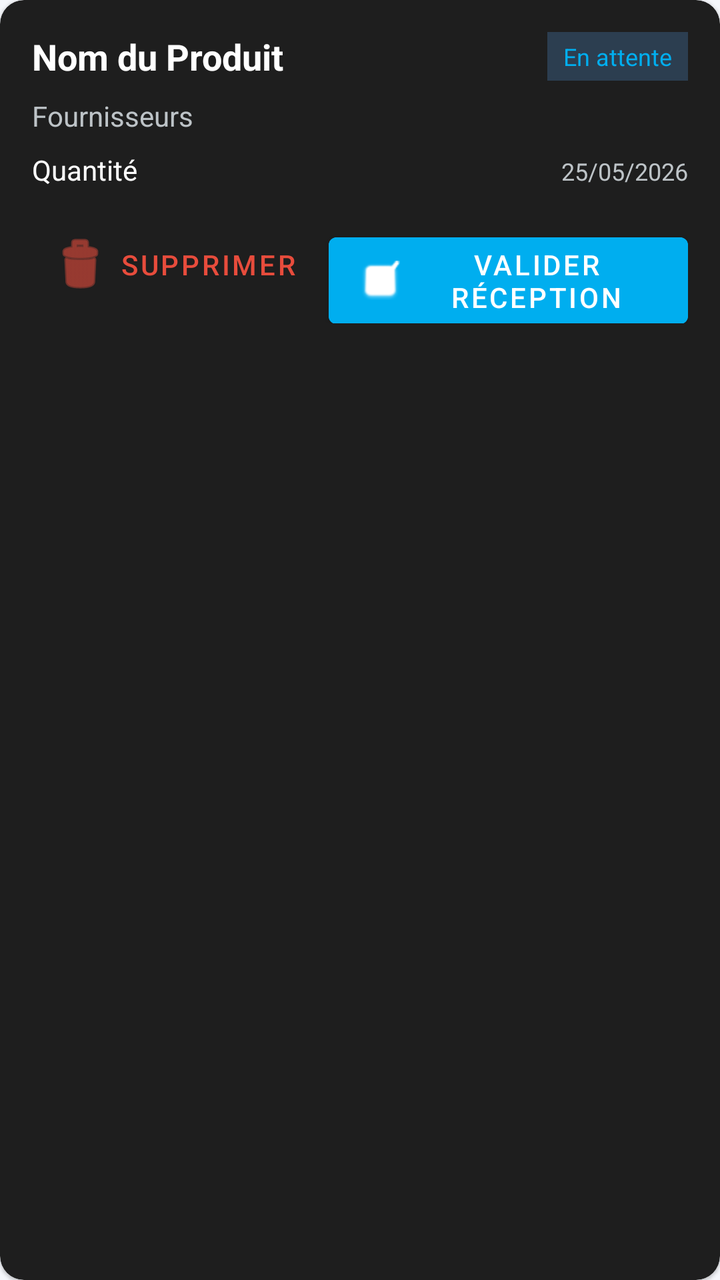
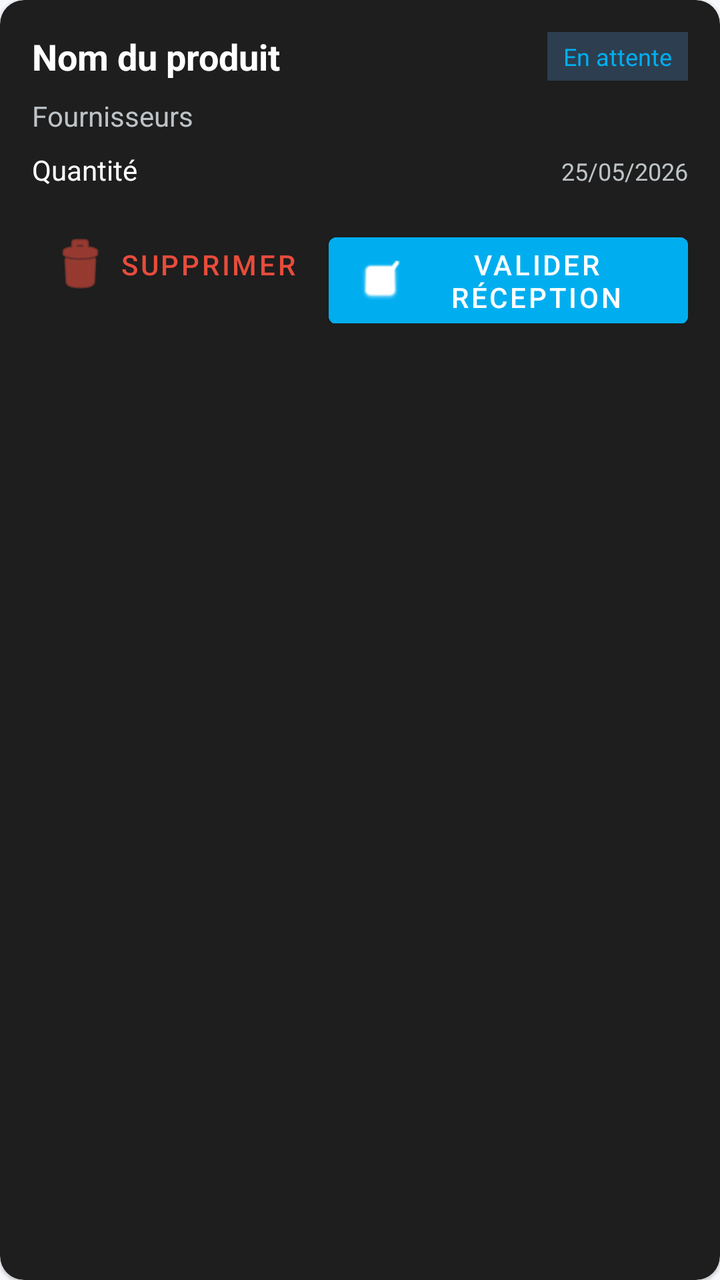

Two renders of the same Android screen: before a commit and after it. Below are the layout's source before the change and the commit's diff.
<!-- AndroidManifest.xml: application theme Theme.StockIT -->
<!-- res/layout/purchase_order_item.xml -->
<?xml version="1.0" encoding="utf-8"?>
<com.google.android.material.card.MaterialCardView xmlns:android="http://schemas.android.com/apk/res/android"
    xmlns:app="http://schemas.android.com/apk/res-auto"
    android:layout_width="match_parent"
    android:layout_height="wrap_content"
    android:layout_margin="8dp"
    app:cardBackgroundColor="#1E1E1E"
    app:cardCornerRadius="12dp">

    <LinearLayout
        android:layout_width="match_parent"
        android:layout_height="wrap_content"
        android:orientation="vertical"
        android:padding="16dp">

        <RelativeLayout
            android:layout_width="match_parent"
            android:layout_height="wrap_content">

            <TextView
                android:id="@+id/orderProductName"
                android:layout_width="wrap_content"
                android:layout_height="wrap_content"
                android:text="Nom du Produit"
                android:textColor="#FFFFFF"
                android:textSize="18sp"
                android:textStyle="bold" />

            <TextView
                android:id="@+id/orderStatus"
                android:layout_width="wrap_content"
                android:layout_height="wrap_content"
                android:layout_alignParentEnd="true"
                android:background="#2C3E50"
                android:paddingStart="8dp"
                android:paddingEnd="8dp"
                android:paddingTop="4dp"
                android:paddingBottom="4dp"
                android:text="@string/purchase_status_pending"
                android:textColor="#00AEEF"
                android:textSize="12sp" />
        </RelativeLayout>

        <TextView
            android:id="@+id/orderSupplier"
            android:layout_width="wrap_content"
            android:layout_height="wrap_content"
            android:layout_marginTop="8dp"
            android:text="@string/nav_fournisseur"
            android:textColor="#BDC3C7" />

        <LinearLayout
            android:layout_width="match_parent"
            android:layout_height="wrap_content"
            android:layout_marginTop="8dp"
            android:orientation="horizontal">

            <TextView
                android:id="@+id/orderQuantity"
                android:layout_width="0dp"
                android:layout_height="wrap_content"
                android:layout_weight="1"
                android:text="@string/art_table_qty"
                android:textColor="#FFFFFF" />

            <TextView
                android:id="@+id/orderDate"
                android:layout_width="wrap_content"
                android:layout_height="wrap_content"
                android:text="25/05/2026"
                android:textColor="#BDC3C7"
                android:textSize="12sp" />
        </LinearLayout>

        <LinearLayout
            android:layout_width="match_parent"
            android:layout_height="wrap_content"
            android:layout_marginTop="12dp"
            android:orientation="horizontal"
            android:gravity="end">

            <com.google.android.material.button.MaterialButton
                android:id="@+id/btnDeleteOrder"
                style="@style/Widget.MaterialComponents.Button.TextButton"
                android:layout_width="wrap_content"
                android:layout_height="wrap_content"
                android:text="@string/purchase_btn_delete"
                android:textColor="#E74C3C"
                app:icon="@android:drawable/ic_menu_delete"
                app:iconTint="#E74C3C" />

            <com.google.android.material.button.MaterialButton
                android:id="@+id/btnValidateOrder"
                android:layout_width="wrap_content"
                android:layout_height="wrap_content"
                android:layout_marginStart="8dp"
                android:text="@string/purchase_btn_receive"
                android:backgroundTint="#00AEEF"
                android:textColor="#FFFFFF"
                app:icon="@android:drawable/checkbox_on_background"
                app:iconTint="#FFFFFF" />
        </LinearLayout>

    </LinearLayout>
</com.google.android.material.card.MaterialCardView>
<!-- resources referenced by this layout -->
<resources>
  <string name="art_table_qty">Quantité</string>
  <string name="nav_fournisseur">Fournisseurs</string>
  <string name="purchase_btn_delete">Supprimer</string>
  <string name="purchase_btn_receive">Valider Réception</string>
  <string name="purchase_status_pending">En attente</string>
  <style name="Theme.StockIT" parent="Theme.MaterialComponents.Light.NoActionBar">
          
          <item name="colorPrimary">@color/vista_blue</item>
          <item name="colorPrimaryDark">@color/vista_navy</item>
          <item name="colorAccent">@color/vista_turquoise</item>
          <item name="colorSecondary">@color/vista_turquoise</item>
          <item name="colorControlHighlight">#220F53FA</item>
  
          
          <item name="android:windowBackground">@color/vista_bg</item>
          <item name="android:colorBackground">@color/vista_bg</item>
          <item name="colorSurface">@color/vista_surface</item>
  
          
          <item name="android:textColor">@color/vista_navy</item>
          <item name="android:textColorPrimary">@color/vista_navy</item>
          <item name="android:textColorSecondary">@color/vista_navy_muted</item>
          <item name="android:textColorHint">@color/vista_navy_faint</item>
  
          
          <item name="android:statusBarColor">@color/vista_blue</item>
  
          
          <item name="android:colorControlActivated">@color/vista_blue</item>
      </style>
  <color name="vista_blue">#0F53FA</color>
  <color name="vista_navy">#0B1F44</color>
  <color name="vista_turquoise">#1DE9B6</color>
  <color name="vista_bg">#F5F7FB</color>
  <color name="vista_surface">#FFFFFF</color>
  <color name="vista_navy_muted">#4A5A78</color>
  <color name="vista_navy_faint">#8A96AC</color>
</resources>

<!-- the commit's change to res/layout/purchase_order_item.xml (unified diff, before → after) -->
@@ -21,7 +21,7 @@
                 android:id="@+id/orderProductName"
                 android:layout_width="wrap_content"
                 android:layout_height="wrap_content"
-                android:text="Nom du Produit"
+                android:text="@string/product_name_placeholder"
                 android:textColor="#FFFFFF"
                 android:textSize="18sp"
                 android:textStyle="bold" />
<!-- resource entries referenced after the edit -->
@@ -2,6 +2,7 @@
 <resources>
   <string name="art_table_qty">Quantité</string>
   <string name="nav_fournisseur">Fournisseurs</string>
+  <string name="product_name_placeholder">Nom du produit</string>
   <string name="purchase_btn_delete">Supprimer</string>
   <string name="purchase_btn_receive">Valider Réception</string>
   <string name="purchase_status_pending">En attente</string>
